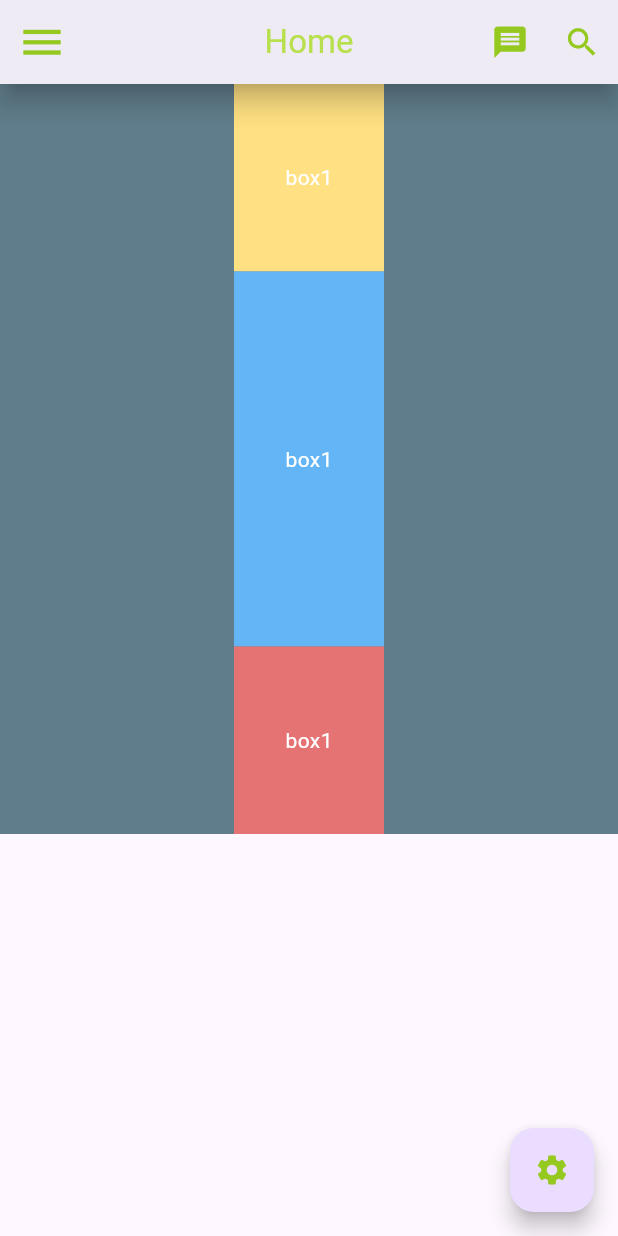
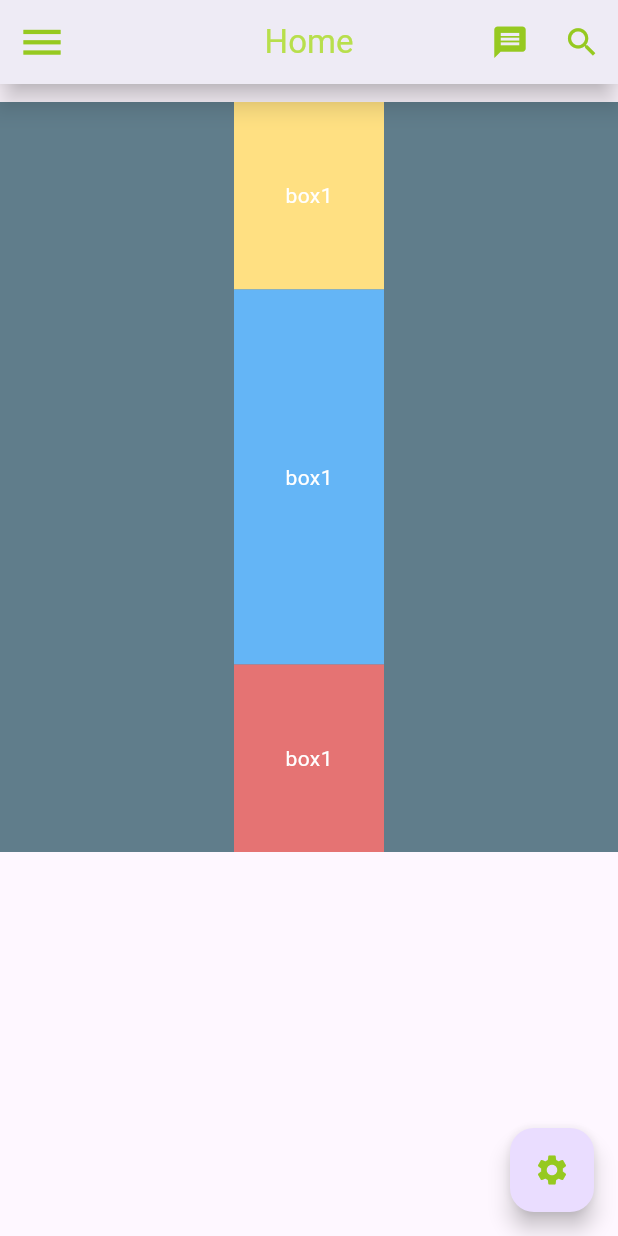
Before and after one commit to sm-hl/simple_project, a Flutter app: the screen it shows after launch, on a phone screen of 412 x 824 dp. Run offline on Flutter 3.47's test engine with Material 3 defaults, Android fonts, the phone set to English and light mode, and no system bars.

Commit message:
debugShowCheckedModeBanner & Padding widget

```diff
--- a/lib/main.dart
+++ b/lib/main.dart
@@ -12,7 +12,7 @@ class MyApp extends StatelessWidget {
   @override
   Widget build(BuildContext context) {
     return MaterialApp(
-      debugShowCheckedModeBanner: false,
+      debugShowCheckedModeBanner: false,//false: remove debug ticket, true: show it
       theme: ThemeData.light(useMaterial3: true),
       home: simpleProject(),
     );
@@ -70,7 +70,9 @@ class simpleProject extends StatelessWidget {
           color: Color.fromARGB(255, 150, 201, 32),
         ), //go to material icon https://fonts.google.com/icons
       ),
-      body: Container(
+      body: Padding(
+        padding: EdgeInsets.only(top: 12),//add space out of widget child
+        child: Container(
         height: 500,
         width: double.infinity,
         color: Colors.blueGrey,
@@ -108,6 +110,7 @@ class simpleProject extends StatelessWidget {
             ),
           ],
         ),
+      ),
       )
     );
   }
```
